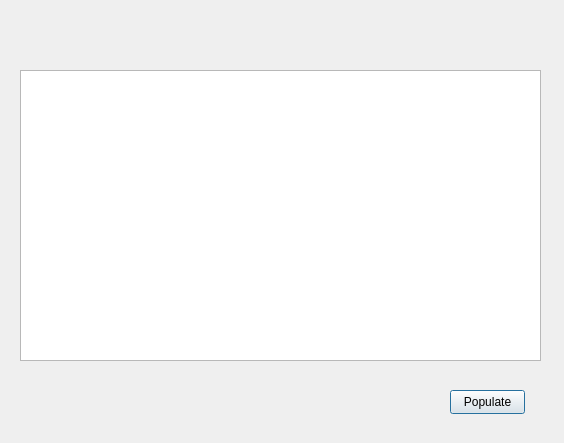
The window that bank-automat/tilitapahtumat.ui (Arttupirila/pankkiprojekti) describes before a commit, drawn with Qt 5.
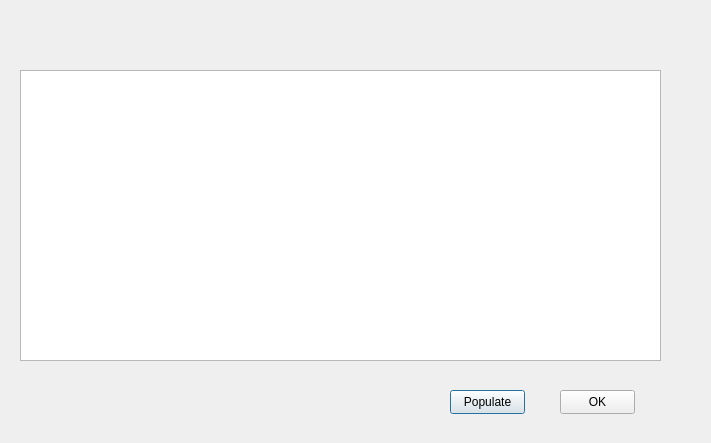
The same window after the commit.

Patch:
```diff
--- a/bank-automat/tilitapahtumat.ui
+++ b/bank-automat/tilitapahtumat.ui
@@ -6,7 +6,7 @@
    <rect>
     <x>0</x>
     <y>0</y>
-    <width>564</width>
+    <width>711</width>
     <height>443</height>
    </rect>
   </property>
@@ -18,7 +18,7 @@
     <rect>
      <x>20</x>
      <y>70</y>
-     <width>521</width>
+     <width>641</width>
      <height>291</height>
     </rect>
    </property>
@@ -36,6 +36,19 @@
     <string>Populate</string>
    </property>
   </widget>
+  <widget class="QPushButton" name="btnClose">
+   <property name="geometry">
+    <rect>
+     <x>560</x>
+     <y>390</y>
+     <width>75</width>
+     <height>24</height>
+    </rect>
+   </property>
+   <property name="text">
+    <string>OK</string>
+   </property>
+  </widget>
  </widget>
  <resources/>
  <connections/>
```
